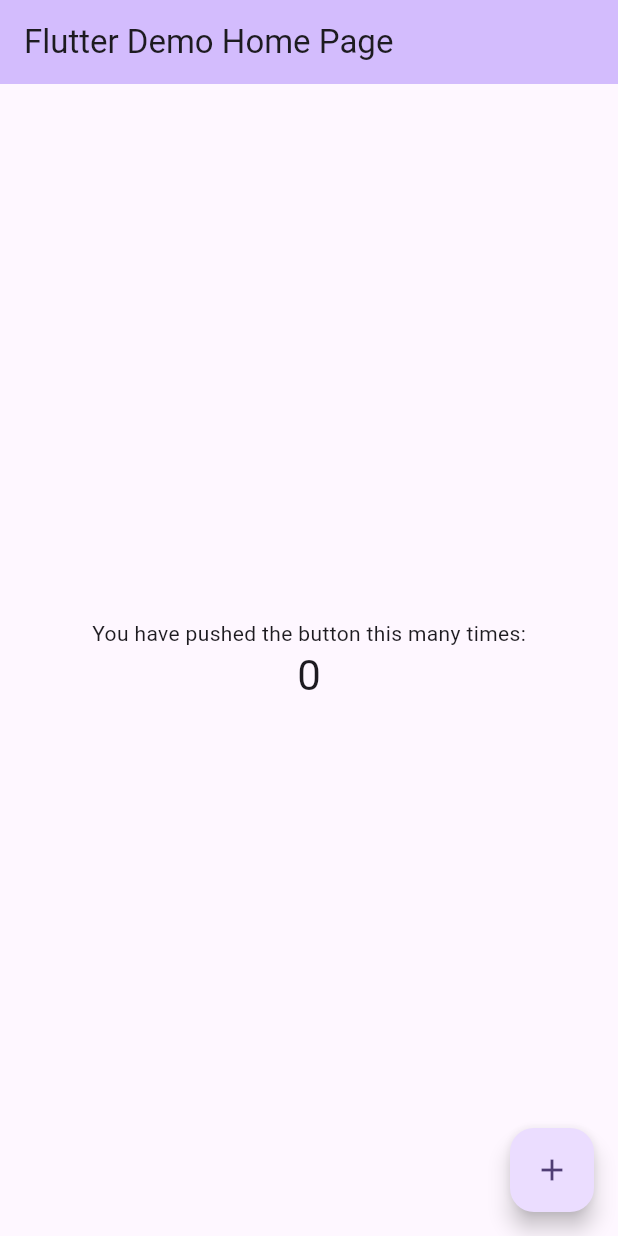
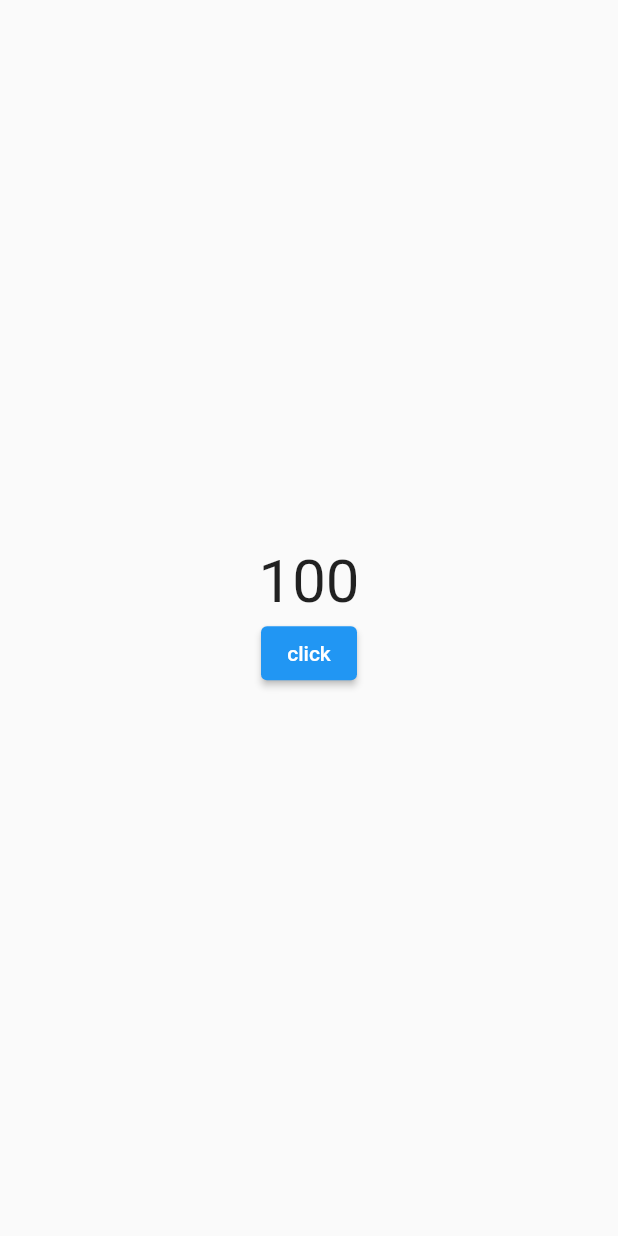
Before and after one commit to leninvb/codigo5_state, a Flutter app: the screen it shows after launch, on a phone screen of 412 x 824 dp. Run offline on Flutter 3.47's test engine with Material 2 defaults, Android fonts, the phone set to English and light mode, and no system bars.

Commit message:
first commit

```diff
--- a/lib/main.dart
+++ b/lib/main.dart
@@ -1,125 +1,55 @@
+
+import 'package:flutter/cupertino.dart';
 import 'package:flutter/material.dart';
 
-void main() {
-  runApp(const MyApp());
+void main(){
+  runApp(MyApp());
 }
+class MyApp extends StatelessWidget {
 
-class MyApp extends StatelessWidget {
-  const MyApp({super.key});
-
-  // This widget is the root of your application.
   @override
   Widget build(BuildContext context) {
     return MaterialApp(
-      title: 'Flutter Demo',
-      theme: ThemeData(
-        // This is the theme of your application.
-        //
-        // TRY THIS: Try running your application with "flutter run". You'll see
-        // the application has a blue toolbar. Then, without quitting the app,
-        // try changing the seedColor in the colorScheme below to Colors.green
-        // and then invoke "hot reload" (save your changes or press the "hot
-        // reload" button in a Flutter-supported IDE, or press "r" if you used
-        // the command line to start the app).
-        //
-        // Notice that the counter didn't reset back to zero; the application
-        // state is not lost during the reload. To reset the state, use hot
-        // restart instead.
-        //
-        // This works for code too, not just values: Most code changes can be
-        // tested with just a hot reload.
-        colorScheme: ColorScheme.fromSeed(seedColor: Colors.deepPurple),
-        useMaterial3: true,
-      ),
-      home: const MyHomePage(title: 'Flutter Demo Home Page'),
+      home: HomePage(),
     );
   }
 }
 
-class MyHomePage extends StatefulWidget {
-  const MyHomePage({super.key, required this.title});
-
-  // This widget is the home page of your application. It is stateful, meaning
-  // that it has a State object (defined below) that contains fields that affect
-  // how it looks.
-
-  // This class is the configuration for the state. It holds the values (in this
-  // case the title) provided by the parent (in this case the App widget) and
-  // used by the build method of the State. Fields in a Widget subclass are
-  // always marked "final".
-
-  final String title;
+class HomePage extends StatefulWidget {
 
   @override
-  State<MyHomePage> createState() => _MyHomePageState();
+  State<HomePage> createState() => _HomePageState();
 }
 
-class _MyHomePageState extends State<MyHomePage> {
-  int _counter = 0;
-
-  void _incrementCounter() {
-    setState(() {
-      // This call to setState tells the Flutter framework that something has
-      // changed in this State, which causes it to rerun the build method below
-      // so that the display can reflect the updated values. If we changed
-      // _counter without calling setState(), then the build method would not be
-      // called again, and so nothing would appear to happen.
-      _counter++;
-    });
-  }
+class _HomePageState extends State<HomePage> {
+  int counter = 100;
 
   @override
   Widget build(BuildContext context) {
-    // This method is rerun every time setState is called, for instance as done
-    // by the _incrementCounter method above.
-    //
-    // The Flutter framework has been optimized to make rerunning build methods
-    // fast, so that you can just rebuild anything that needs updating rather
-    // than having to individually change instances of widgets.
     return Scaffold(
-      appBar: AppBar(
-        // TRY THIS: Try changing the color here to a specific color (to
-        // Colors.amber, perhaps?) and trigger a hot reload to see the AppBar
-        // change color while the other colors stay the same.
-        backgroundColor: Theme.of(context).colorScheme.inversePrimary,
-        // Here we take the value from the MyHomePage object that was created by
-        // the App.build method, and use it to set our appbar title.
-        title: Text(widget.title),
-      ),
       body: Center(
-        // Center is a layout widget. It takes a single child and positions it
-        // in the middle of the parent.
         child: Column(
-          // Column is also a layout widget. It takes a list of children and
-          // arranges them vertically. By default, it sizes itself to fit its
-          // children horizontally, and tries to be as tall as its parent.
-          //
-          // Column has various properties to control how it sizes itself and
-          // how it positions its children. Here we use mainAxisAlignment to
-          // center the children vertically; the main axis here is the vertical
-          // axis because Columns are vertical (the cross axis would be
-          // horizontal).
-          //
-          // TRY THIS: Invoke "debug painting" (choose the "Toggle Debug Paint"
-          // action in the IDE, or press "p" in the console), to see the
-          // wireframe for each widget.
           mainAxisAlignment: MainAxisAlignment.center,
-          children: <Widget>[
-            const Text(
-              'You have pushed the button this many times:',
+          children: [
+            Text(
+            counter.toString(),
+            style: const TextStyle(
+            fontSize: 40.0,
             ),
-            Text(
-              '$_counter',
-              style: Theme.of(context).textTheme.headlineMedium,
+            ),
+            ElevatedButton(
+                onPressed: (){
+                  counter= counter+10;
+                  setState(() {
+
+                  });
+
+                },
+                child: const Text("click"),
             ),
           ],
         ),
-      ),
-      floatingActionButton: FloatingActionButton(
-        onPressed: _incrementCounter,
-        tooltip: 'Increment',
-        child: const Icon(Icons.add),
-      ), // This trailing comma makes auto-formatting nicer for build methods.
+      )
     );
   }
 }
```
